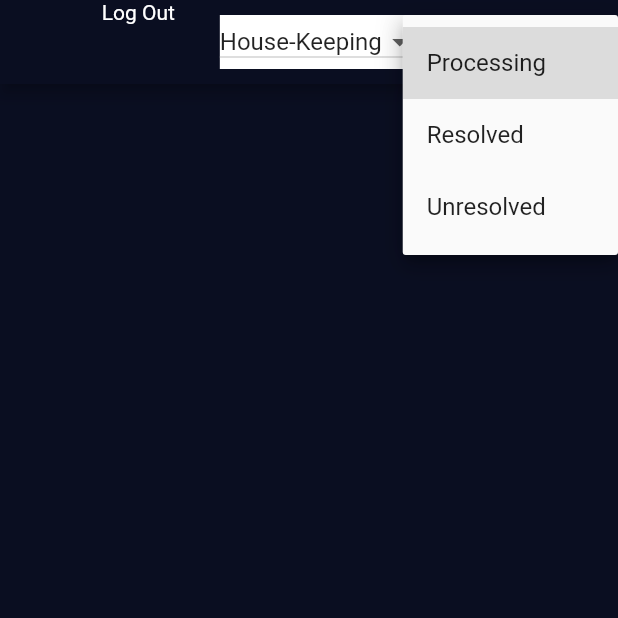
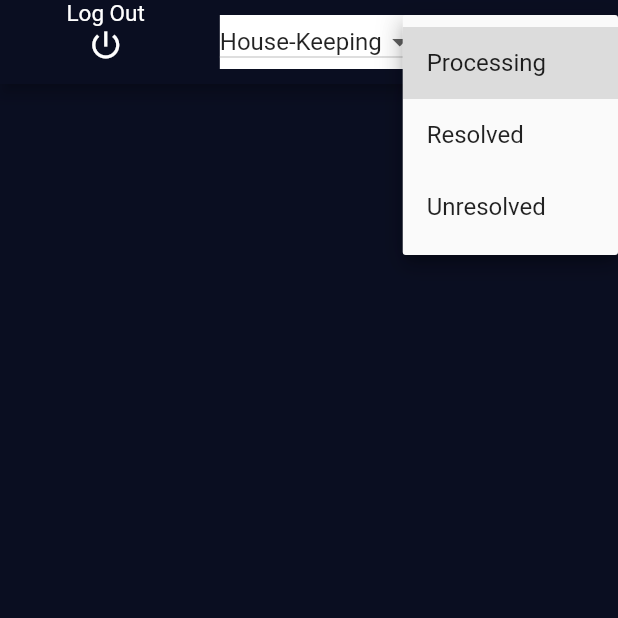
Before and after one commit to prantiwari/dbms-project, a Flutter app: the Complaints screen opened directly, after a tap on "Processing", on a phone screen of 412 x 824 dp, the top half of it. Run offline on Flutter 3.47's test engine with Material 2 defaults, Android fonts, the phone set to English and light mode, and no system bars; our stand-ins replace cloud_firestore, firebase_auth, flutter_spinkit, modal_progress_hud; accounts and stored records are empty.

```diff
--- a/lib/screens/complaints.dart
+++ b/lib/screens/complaints.dart
@@ -15,19 +15,25 @@ class _ComplaintsState extends State<Complaints> {
   var complaintState = ["Processing", "Resolved", "Unresolved"];
   var complaintTypes = ['Electrical', 'House-Keeping', 'Mess', 'Miscellaneous'];
   final _firestore = Firestore.instance;
-
+  var _auth = FirebaseAuth.instance;
   @override
   Widget build(BuildContext context) {
-    var _auth = FirebaseAuth.instance;
     return Scaffold(
       appBar: AppBar(
         automaticallyImplyLeading: false,
         actions: <Widget>[
-          //Icon(Icons.power_settings_new),
           Builder(
             builder: (BuildContext context) {
               return InkWell(
-                child: Text("Log Out"),
+                child: Column(
+                  children: <Widget>[
+                    Text(
+                      "Log Out",
+                      style: TextStyle(fontSize: 15),
+                    ),
+                    Icon(Icons.power_settings_new)
+                  ],
+                ),
                 onTap: () {
                   Scaffold.of(context).showSnackBar(
                     SnackBar(
@@ -52,7 +58,9 @@ class _ComplaintsState extends State<Complaints> {
               );
             },
           ),
-          SizedBox(width: 20),
+          //Icon(Icons.power_settings_new),
+
+          SizedBox(width: 40),
           Container(
             margin: EdgeInsets.all(10),
             color: Colors.white,
```
Also changed, not shown: lib/complaint.dart (+4 -3 lines), lib/screens/form.dart (+14 -13 lines), lib/screens/studentcomplaints.dart (+39 -1 lines).
